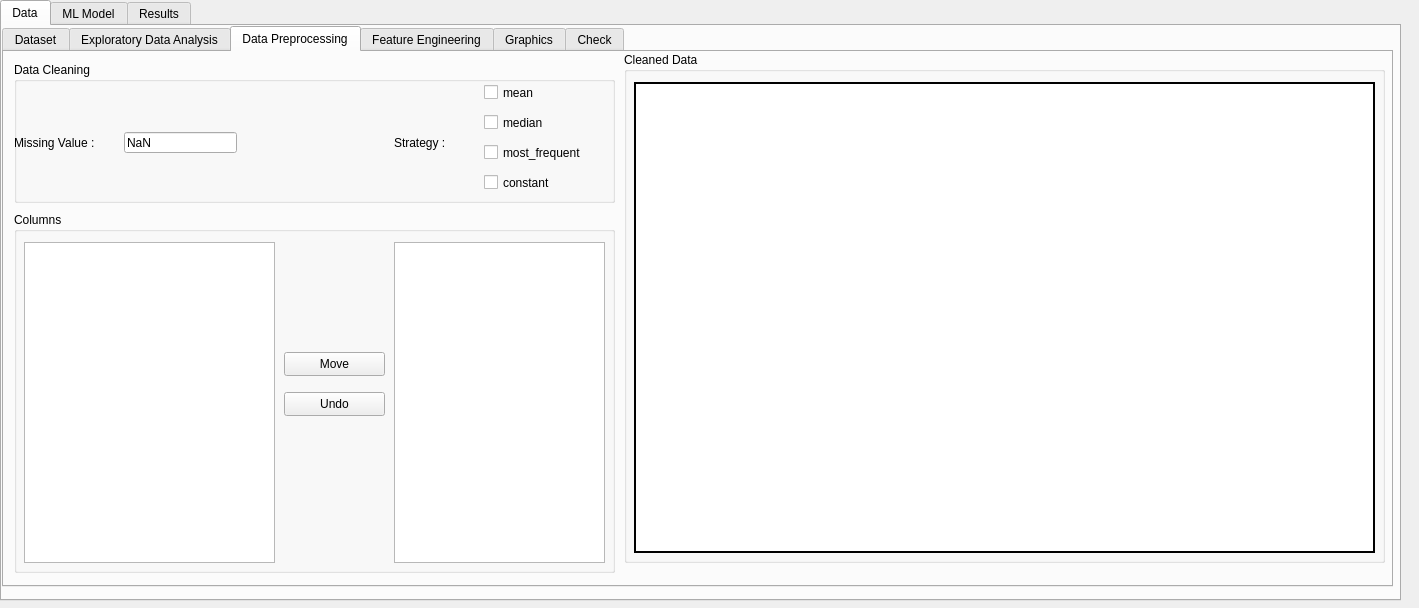
KarimMAJDOUB/PPFML, file App/PPFML.ui: the form before one commit.
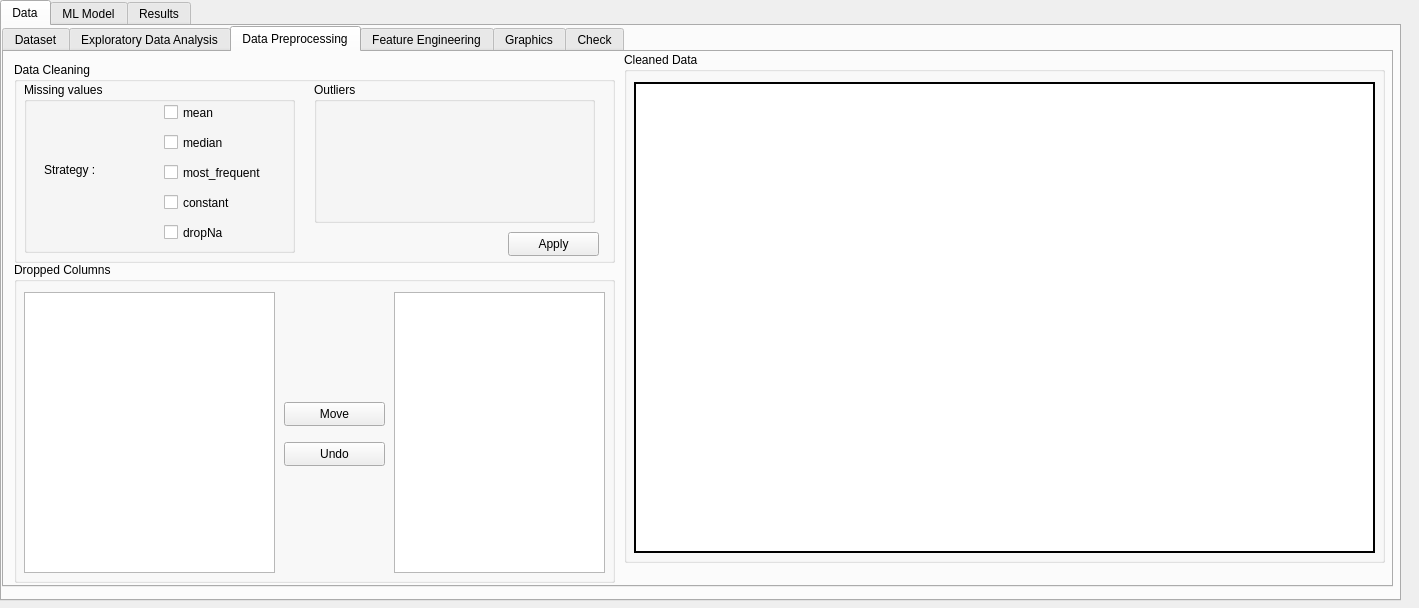
The form after the commit. The open tabs and pages were chosen to show the change.

Commit message: Design the machine learning models section in the UI.

Patch:
```diff
--- a/App/PPFML.ui
+++ b/App/PPFML.ui
@@ -450,103 +450,129 @@
          <x>10</x>
          <y>10</y>
          <width>601</width>
-         <height>141</height>
+         <height>201</height>
         </rect>
        </property>
        <property name="title">
         <string>Data Cleaning</string>
        </property>
-       <widget class="QLabel" name="label_2">
+       <widget class="QPushButton" name="pushButton_8">
         <property name="geometry">
          <rect>
-          <x>0</x>
-          <y>70</y>
-          <width>121</width>
-          <height>21</height>
-         </rect>
-        </property>
-        <property name="text">
-         <string>Missing Value : </string>
-        </property>
-       </widget>
-       <widget class="QLineEdit" name="lineEdit_2">
-        <property name="geometry">
-         <rect>
-          <x>110</x>
-          <y>70</y>
-          <width>113</width>
-          <height>21</height>
-         </rect>
-        </property>
-        <property name="text">
-         <string>NaN</string>
-        </property>
-       </widget>
-       <widget class="QLabel" name="label_3">
-        <property name="geometry">
-         <rect>
-          <x>380</x>
-          <y>70</y>
-          <width>121</width>
-          <height>21</height>
-         </rect>
-        </property>
-        <property name="text">
-         <string>Strategy : </string>
-        </property>
-       </widget>
-       <widget class="QCheckBox" name="checkBox">
-        <property name="geometry">
-         <rect>
-          <x>470</x>
-          <y>20</y>
-          <width>76</width>
-          <height>21</height>
-         </rect>
-        </property>
-        <property name="text">
-         <string>mean</string>
-        </property>
-       </widget>
-       <widget class="QCheckBox" name="checkBox_2">
-        <property name="geometry">
-         <rect>
-          <x>470</x>
-          <y>50</y>
-          <width>76</width>
-          <height>21</height>
-         </rect>
-        </property>
-        <property name="text">
-         <string>median</string>
-        </property>
-       </widget>
-       <widget class="QCheckBox" name="checkBox_3">
-        <property name="geometry">
-         <rect>
-          <x>470</x>
-          <y>80</y>
-          <width>121</width>
-          <height>21</height>
-         </rect>
-        </property>
-        <property name="text">
-         <string>most_frequent</string>
-        </property>
-       </widget>
-       <widget class="QCheckBox" name="checkBox_4">
-        <property name="geometry">
-         <rect>
-          <x>470</x>
-          <y>110</y>
+          <x>494</x>
+          <y>170</y>
           <width>91</width>
-          <height>21</height>
+          <height>24</height>
          </rect>
         </property>
         <property name="text">
-         <string>constant</string>
+         <string>Apply</string>
         </property>
        </widget>
+       <widget class="QGroupBox" name="groupBox_24">
+        <property name="geometry">
+         <rect>
+          <x>300</x>
+          <y>20</y>
+          <width>281</width>
+          <height>141</height>
+         </rect>
+        </property>
+        <property name="title">
+         <string>Outliers</string>
+        </property>
+       </widget>
+       <widget class="QGroupBox" name="groupBox_25">
+        <property name="geometry">
+         <rect>
+          <x>10</x>
+          <y>20</y>
+          <width>271</width>
+          <height>171</height>
+         </rect>
+        </property>
+        <property name="title">
+         <string>Missing values</string>
+        </property>
+        <widget class="QCheckBox" name="checkBox_3">
+         <property name="geometry">
+          <rect>
+           <x>140</x>
+           <y>80</y>
+           <width>121</width>
+           <height>21</height>
+          </rect>
+         </property>
+         <property name="text">
+          <string>most_frequent</string>
+         </property>
+        </widget>
+        <widget class="QCheckBox" name="checkBox_4">
+         <property name="geometry">
+          <rect>
+           <x>140</x>
+           <y>110</y>
+           <width>91</width>
+           <height>21</height>
+          </rect>
+         </property>
+         <property name="text">
+          <string>constant</string>
+         </property>
+        </widget>
+        <widget class="QCheckBox" name="checkBox_7">
+         <property name="geometry">
+          <rect>
+           <x>140</x>
+           <y>140</y>
+           <width>91</width>
+           <height>21</height>
+          </rect>
+         </property>
+         <property name="text">
+          <string>dropNa</string>
+         </property>
+        </widget>
+        <widget class="QCheckBox" name="checkBox_2">
+         <property name="geometry">
+          <rect>
+           <x>140</x>
+           <y>50</y>
+           <width>76</width>
+           <height>21</height>
+          </rect>
+         </property>
+         <property name="text">
+          <string>median</string>
+         </property>
+        </widget>
+        <widget class="QCheckBox" name="checkBox">
+         <property name="geometry">
+          <rect>
+           <x>140</x>
+           <y>20</y>
+           <width>76</width>
+           <height>21</height>
+          </rect>
+         </property>
+         <property name="text">
+          <string>mean</string>
+         </property>
+        </widget>
+        <widget class="QLabel" name="label_2">
+         <property name="geometry">
+          <rect>
+           <x>20</x>
+           <y>80</y>
+           <width>61</width>
+           <height>16</height>
+          </rect>
+         </property>
+         <property name="text">
+          <string>Strategy : </string>
+         </property>
+        </widget>
+       </widget>
       </widget>
       <widget class="QGroupBox" name="groupBox_8">
        <property name="geometry">
@@ -593,13 +619,13 @@
        <property name="geometry">
         <rect>
          <x>10</x>
-         <y>160</y>
+         <y>210</y>
          <width>601</width>
-         <height>361</height>
+         <height>321</height>
         </rect>
        </property>
        <property name="title">
-        <string>Columns</string>
+        <string>Dropped Columns</string>
        </property>
        <widget class="QListWidget" name="listWidget">
         <property name="geometry">
@@ -607,7 +633,7 @@
           <x>10</x>
           <y>30</y>
           <width>251</width>
-          <height>321</height>
+          <height>281</height>
          </rect>
         </property>
        </widget>
@@ -617,7 +643,7 @@
           <x>380</x>
           <y>30</y>
           <width>211</width>
-          <height>321</height>
+          <height>281</height>
          </rect>
         </property>
        </widget>
```
Left out of the diff: 235 changed lines with no effect on the pictures.
